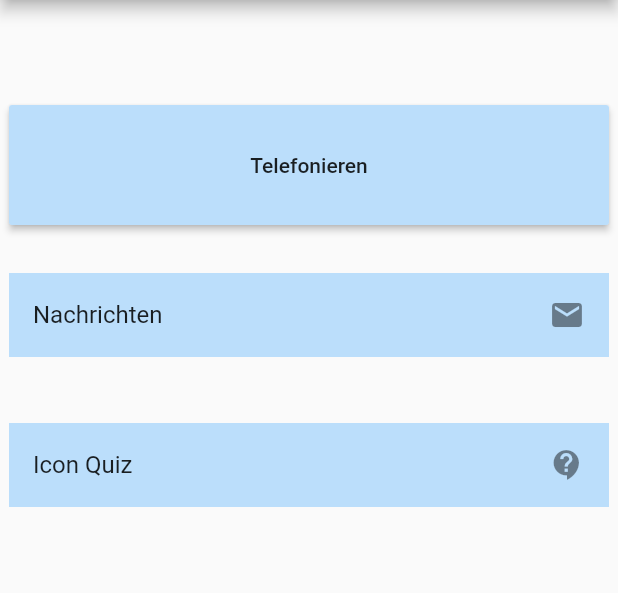
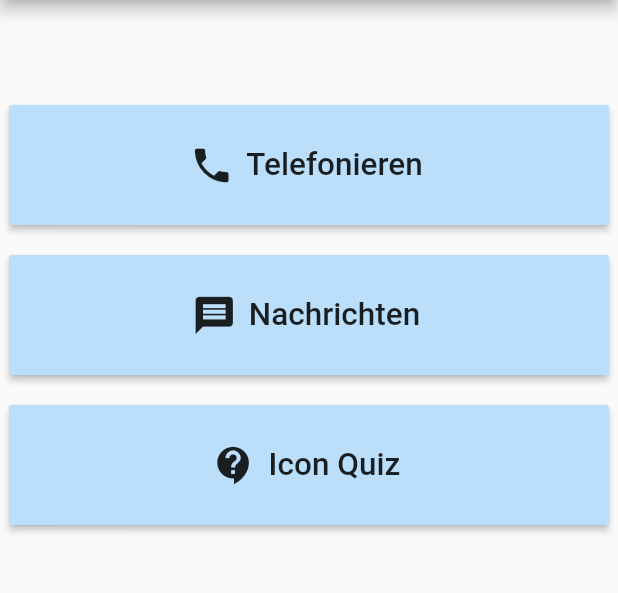
Before and after one commit to Kettarr/SmartTeacher_SS21, a Flutter app: the screen it shows after launch, on a phone screen of 412 x 824 dp, the part 84-677 px from its top. Run offline on Flutter 3.47's test engine with Material 2 defaults, Android fonts, the phone set to English and light mode, and no system bars.

Commit message:
changed frontpage items to Raisedbutton.icon

```diff
--- a/smartteacher/lib/main.dart
+++ b/smartteacher/lib/main.dart
@@ -71,79 +71,77 @@ class _StartpageState extends State<Startpage> {
           crossAxisAlignment: CrossAxisAlignment.start,
           children: <Widget> [
 
-             SizedBox(height: 70),
+            SizedBox(height: 70),
             Container(
               height: 80,
               width: 400,
 
-               child: Container(
+                 child: RaisedButton.icon(
 
-                 child: RaisedButton(
+                   onPressed: () {},
+                   icon: Icon(Icons.phone, size: 30),
                    color: Colors.blue[100],
+                   label: Text(
+                     "Telefonieren", textScaleFactor: 1.5,
+                      )
 
-                   child: Text('Telefonieren'),
-                    onPressed:() {
+
+
+                ),
+                   /* onPressed:() {
                         Navigator.push(
                         context,
                         MaterialPageRoute(builder: (context) => Nachrichten()),
-                        );
+                        ); */
 
-                     /*tileColor: Colors.blue[100] ,
-                     title: Text('Telefonieren'),
-                     trailing: Icon(Icons.call),*/
 
-                     /*onTap: () {
-                        Navigator.push(
-                        context,
-                        MaterialPageRoute(builder: (context) => Nachrichten()),
-                        );  }*/
+
+
                 ),
-               ),
-            ),
-            SizedBox(height: 20),
-             Container(
+              SizedBox(height: 20),
+              Container(
               height: 80,
               width: 400,
 
-               child: Center(
-                 child: ListTile(
-                     tileColor: Colors.blue[100] ,
-                     title: Text('Nachrichten'),
+                  child: RaisedButton.icon(
 
-                     trailing: Icon(Icons.mail),
-                     /*onTap: () {
-                        Navigator.push(
-                        context,
-                        MaterialPageRoute(builder: (context) => Nachrichten()),
-                        );
-                      }*/
+                   onPressed: () {},
+                   icon: Icon(Icons.message, size: 30),
+                   color: Colors.blue[100],
+                   label: Text(
+                     "Nachrichten", textScaleFactor: 1.5,
+                      )
+
+
+
                 ),
-               ),
-            ),
-             SizedBox(height: 20),
-             Container(
+              ),
+            SizedBox(height: 20),
+            Container(
               height: 80,
               width: 400,
 
-               child: Center(
-                 child: ListTile(
-                     tileColor: Colors.blue[100] ,
-                     title: Text('Icon Quiz'),
-                     trailing: Icon(Icons.contact_support),
-                     /*onTap: () {
-                        Navigator.push(
-                        context,
-                        MaterialPageRoute(builder: (context) => Nachrichten()),
-                        );  }*/
+                 child:  RaisedButton.icon(
+
+                   onPressed: () {},
+                   icon: Icon(Icons.contact_support, size: 30),
+                   color: Colors.blue[100],
+                   label: Text(
+                     "Icon Quiz", textScaleFactor: 1.5,
+                      )
+
+
+
                 ),
-               ),
-            ),
+              ),
+
+
+
 
 
           ],
         ),
-        // Center is a layout widget. It takes a single child and positions it
-        // in the middle of the parent.
+
 
       ),
 
```
